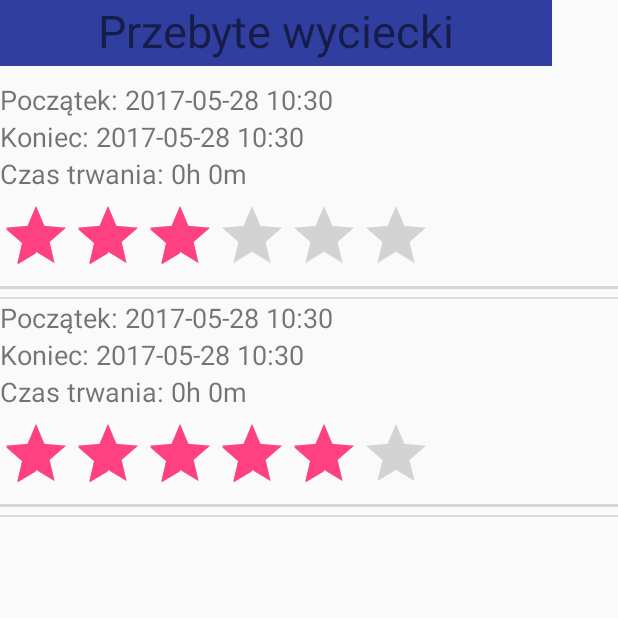
After one commit to ZPI2017/FirstVersion2, an Android app: the TripHistoryActivity screen opened directly, with no data from a screen before it, on a phone screen of 412 x 824 dp, the top half of it. The commit adds this screen. Run offline under Robolectric (Android 15) with nearby library versions, the phone set to English and light mode, and no system bars.

Commit message:
Historia wycieczek

```diff
--- a/app/build.gradle
+++ b/app/build.gradle
@@ -37,4 +37,7 @@ dependencies {
     testCompile 'junit:junit:4.12'
 }
 
+
+
+
 apply plugin: 'com.google.gms.google-services'
--- a/app/src/main/AndroidManifest.xml
+++ b/app/src/main/AndroidManifest.xml
@@ -41,6 +41,7 @@
             android:name=".MapsMainActivity"
             android:label="@string/title_activity_maps_main"></activity>
         <activity android:name=".CreateTripActivity"></activity>
+        <activity android:name=".TripHistoryActivity"></activity>
     </application>
 
 </manifest>
--- a/app/src/main/java/zpi/lyjak/anna/firstversion/MainActivity.java
+++ b/app/src/main/java/zpi/lyjak/anna/firstversion/MainActivity.java
@@ -6,6 +6,7 @@ import android.content.res.Configuration;
 import android.graphics.Color;
 import android.graphics.drawable.BitmapDrawable;
 import android.os.Bundle;
+import android.support.v4.app.FragmentTransaction;
 import android.support.v4.widget.DrawerLayout;
 import android.support.v7.app.ActionBarDrawerToggle;
 import android.support.v7.app.AppCompatActivity;
@@ -78,6 +79,8 @@ public class MainActivity extends AppCompatActivity implements ViewAnimator.View
         list.add(menuItem6);
         SlideMenuItem menuItem7 = new SlideMenuItem(ExampleFragment.MOVIE, R.drawable.icn_7);
         list.add(menuItem7);
+        SlideMenuItem menuItem8 = new SlideMenuItem("Trip History", R.drawable.history_icon);
+        list.add(menuItem8);
     }
 
     private void setActionBar() {
@@ -174,6 +177,8 @@ public class MainActivity extends AppCompatActivity implements ViewAnimator.View
         switch (slideMenuItem.getName()) {
             case ExampleFragment.CLOSE:
                 return screenShotable;
+            case "Trip History":
+                startActivity(new Intent(this, TripHistoryActivity.class));
             default:
                 return replaceFragment(screenShotable, position);
         }
--- /dev/null
+++ b/app/src/main/java/zpi/lyjak/anna/firstversion/Trip.java
@@ -0,0 +1,68 @@
+package zpi.lyjak.anna.firstversion;
+
+import java.text.SimpleDateFormat;
+import java.util.Calendar;
+
+/**
+ * Created by Tomasz on 21.05.2017.
+ */
+
+public class Trip {
+
+    private final Calendar startDate;
+    private Calendar endDate;
+    private boolean isFinished;
+    private long tripTime;
+    private int rate;
+
+    Trip()
+    {
+        isFinished = false;
+        endDate = null;
+        startDate = Calendar.getInstance();
+    }
+
+    public void setRate(int rate)
+    {
+        this.rate = rate;
+    }
+
+    public int getRate(){ return rate;}
+
+    public void endTrip()
+    {
+        endDate = Calendar.getInstance();
+        tripTime = endDate.getTimeInMillis() - startDate.getTimeInMillis();
+        isFinished = true;
+    }
+
+    public String getStartDate()
+    {
+        SimpleDateFormat format1 = new SimpleDateFormat("yyyy-MM-dd HH:mm");
+        return format1.format(startDate.getTime());
+    }
+
+    public String getEndDate()
+    {
+        String result;
+        if(!isFinished)
+        {
+            result = "W trakcie";
+        }
+        else {
+            SimpleDateFormat format1 = new SimpleDateFormat("yyyy-MM-dd HH:mm");
+            result = format1.format(startDate.getTime());
+        }
+        return result;
+    }
+
+    public String getTripTimeAsString()
+    {
+        String result;
+        if(!isFinished)
+            result = "";
+        else
+            result = tripTime/3600000 + "h " + tripTime%360000 + "m ";
+        return result;
+    }
+}
--- /dev/null
+++ b/app/src/main/java/zpi/lyjak/anna/firstversion/TripHistoryActivity.java
@@ -0,0 +1,105 @@
+package zpi.lyjak.anna.firstversion;
+
+
+import android.app.Activity;
+import android.content.Context;
+import android.os.Bundle;
+import android.support.v4.app.Fragment;
+import android.support.v7.app.AppCompatActivity;
+import android.view.LayoutInflater;
+import android.view.View;
+import android.view.ViewGroup;
+import android.widget.AdapterView;
+import android.widget.AdapterView.OnItemClickListener;
+import android.widget.ArrayAdapter;
+import android.widget.BaseAdapter;
+import android.widget.ListView;
+import android.widget.RatingBar;
+import android.widget.TextView;
+
+import org.w3c.dom.Text;
+
+
+public class TripHistoryActivity extends AppCompatActivity implements OnItemClickListener {
+
+    Trip[] trips;
+
+    @Override
+    protected void onCreate(Bundle savedInstanceState) {
+        super.onCreate(savedInstanceState);
+        setContentView(R.layout.fragment_trip_history);
+
+
+        //Przykładowe wartości do prezentacji
+
+        trips = new Trip[2];
+        trips[0] = new Trip();
+        trips[0].endTrip();
+        trips[0].setRate(3);
+        trips[1] = new Trip();
+        trips[1].endTrip();
+        trips[1].setRate(5);
+
+        ListView lv = (ListView) this.findViewById(R.id.tripHistoryList);
+        lv.setAdapter(new TripAdapter(this, trips));
+
+        TextView title = (TextView) this.findViewById(R.id.history_title);
+        if(trips.length < 1)
+            title.setText("Nie masz żadnych odbytych wycieczek!");
+        else
+            title.setText("Przebyte wyciecki");
+
+    }
+
+
+    @Override
+    public void onItemClick(AdapterView<?> adapterView, View view, int i, long l) {
+
+    }
+}
+
+    class TripAdapter extends BaseAdapter {
+
+        private Context context;
+        private Trip[] trips;
+        private LayoutInflater inflater;
+
+        TripAdapter(Context context, Trip[] trips)
+        {
+            this.context = context;
+            this.trips = trips;
+            inflater = LayoutInflater.from(context);
+
+        }
+        @Override
+        public int getCount() {
+            return trips.length;
+        }
+
+        @Override
+        public Trip getItem(int i) {
+            return trips[i];
+        }
+
+        @Override
+        public long getItemId(int i) {
+            return i;
+        }
+
+        @Override
+        public View getView(int position, View convertView, ViewGroup parent) {
+            View tripRow = inflater.inflate(R.layout.trips_history_row, parent,false);
+            TextView duration = (TextView) tripRow.findViewById(R.id.trip_duration);
+            duration.setText("Czas trwania: " + getItem(position).getTripTimeAsString());
+
+            TextView startDate = (TextView) tripRow.findViewById(R.id.start_date);
+            startDate.setText("Początek: " + getItem(position).getStartDate());
+
+            TextView endDate = (TextView) tripRow.findViewById(R.id.end_date);
+            endDate.setText("Koniec: " + getItem(position).getEndDate());
+
+            RatingBar rating = (RatingBar) tripRow.findViewById(R.id.trip_rate);
+            rating.setRating(getItem(position).getRate());
+            return tripRow;
+        }
+    }
--- /dev/null
+++ b/app/src/main/res/layout/fragment_trip_history.xml
@@ -0,0 +1,23 @@
+<RelativeLayout xmlns:android="http://schemas.android.com/apk/res/android"
+    xmlns:tools="http://schemas.android.com/tools"
+    android:layout_width="match_parent"
+    android:layout_height="match_parent"
+    tools:context="zpi.lyjak.anna.firstversion.TripHistoryActivity">
+
+
+    <TextView
+        android:id="@+id/history_title"
+        android:layout_width="368dp"
+        android:layout_height="44dp"
+        android:layout_marginBottom="10dp"
+        android:background="@color/colorPrimaryDark"
+        android:text="TextView"
+        android:textAlignment="center"
+        android:textSize="30sp" />
+
+    <ListView
+        android:id="@+id/tripHistoryList"
+        android:layout_width="match_parent"
+        android:layout_height="match_parent"
+        android:layout_below="@+id/history_title"/>
+</RelativeLayout>
--- /dev/null
+++ b/app/src/main/res/layout/trips_history_row.xml
@@ -0,0 +1,55 @@
+<?xml version="1.0" encoding="utf-8"?>
+<RelativeLayout xmlns:android="http://schemas.android.com/apk/res/android"
+    xmlns:app="http://schemas.android.com/apk/res-auto"
+    android:orientation="vertical" android:layout_width="match_parent"
+    android:layout_height="match_parent">
+
+    <TextView
+        android:id="@+id/trip_duration"
+        android:layout_width="wrap_content"
+        android:layout_height="wrap_content"
+        android:layout_alignParentLeft="true"
+        android:layout_alignParentStart="true"
+        android:layout_below="@+id/end_date"
+        android:textSize="18sp" />
+
+    <TextView
+        android:id="@+id/start_date"
+        android:layout_width="wrap_content"
+        android:layout_height="wrap_content"
+        android:text="TextView"
+        android:textSize="18sp"
+        android:layout_alignParentTop="true"
+        android:layout_alignParentLeft="true"
+        android:layout_alignParentStart="true" />
+
+    <TextView
+        android:id="@+id/end_date"
+        android:layout_width="wrap_content"
+        android:layout_height="wrap_content"
+        android:layout_below="@id/start_date"
+        android:layout_marginEnd="32dp"
+        android:layout_marginRight="32dp"
+        android:textSize="18sp" />
+
+    <RatingBar
+        android:id="@+id/trip_rate"
+        android:numStars="6"
+        android:stepSize="1"
+        android:layout_width="wrap_content"
+        android:layout_height="wrap_content"
+        android:layout_alignParentLeft="true"
+        android:layout_alignParentStart="true"
+        android:layout_below="@+id/trip_duration"
+        android:layout_marginTop="5dp" />
+
+    <ImageView
+        android:id="@+id/imageView"
+        android:layout_width="match_parent"
+        android:layout_height="2dp"
+        android:layout_below="@+id/trip_rate"
+        app:srcCompat="@color/cast_expanded_controller_ad_container_white_stripe_color"
+        android:layout_alignParentLeft="true"
+        android:layout_alignParentStart="true"
+        android:layout_marginBottom="5dp"/>
+</RelativeLayout>
--- a/app/src/main/res/values/colors.xml
+++ b/app/src/main/res/values/colors.xml
@@ -1,6 +1,6 @@
 <?xml version="1.0" encoding="utf-8"?>
 <resources>
     <color name="colorPrimary">#3F51B5</color>
-    <color name="colorPrimaryDark">#303F9F</color>
+    <color name="colorPrimaryDark">#303f9f</color>
     <color name="colorAccent">#FF4081</color>
 </resources>
```
Also changed, not shown: app/src/main/res/drawable/history_icon.png (added).
